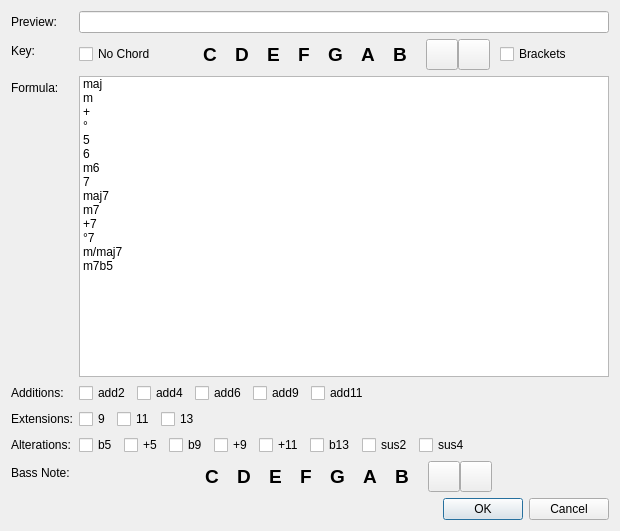
Qt form source/dialogs/chordnamedialog.ui (powertab/powertabeditor) before a commit.
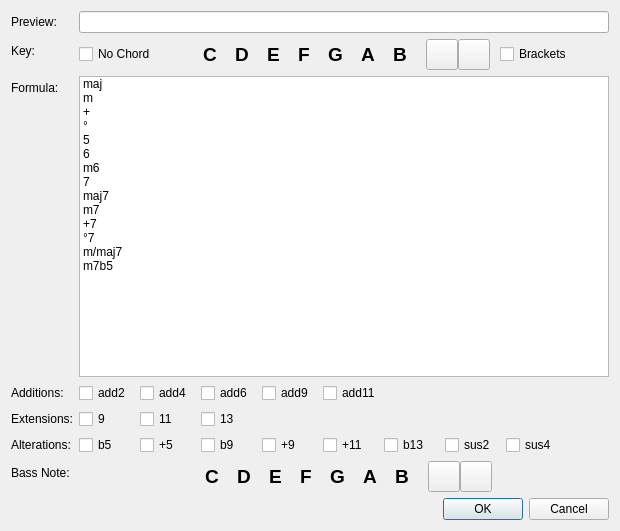
The same form after that commit. Icons and pictures are not drawn.

Commit message: Align the Additions, Extensions, and Alterations checkboxes in the chord name dialog.

Patch:
```diff
--- a/source/dialogs/chordnamedialog.ui
+++ b/source/dialogs/chordnamedialog.ui
@@ -414,6 +414,12 @@
       <layout class="QHBoxLayout" name="horizontalLayout_2">
        <item>
         <widget class="QCheckBox" name="add2CheckBox">
+         <property name="minimumSize">
+          <size>
+           <width>55</width>
+           <height>0</height>
+          </size>
+         </property>
          <property name="text">
           <string>add2</string>
          </property>
@@ -421,6 +427,12 @@
        </item>
        <item>
         <widget class="QCheckBox" name="add4CheckBox">
+         <property name="minimumSize">
+          <size>
+           <width>55</width>
+           <height>0</height>
+          </size>
+         </property>
          <property name="text">
           <string>add4</string>
          </property>
@@ -428,6 +440,12 @@
        </item>
        <item>
         <widget class="QCheckBox" name="add6CheckBox">
+         <property name="minimumSize">
+          <size>
+           <width>55</width>
+           <height>0</height>
+          </size>
+         </property>
          <property name="text">
           <string>add6</string>
          </property>
@@ -435,6 +453,12 @@
        </item>
        <item>
         <widget class="QCheckBox" name="add9CheckBox">
+         <property name="minimumSize">
+          <size>
+           <width>55</width>
+           <height>0</height>
+          </size>
+         </property>
          <property name="text">
           <string>add9</string>
          </property>
@@ -442,6 +466,12 @@
        </item>
        <item>
         <widget class="QCheckBox" name="add11CheckBox">
+         <property name="minimumSize">
+          <size>
+           <width>55</width>
+           <height>0</height>
+          </size>
+         </property>
          <property name="text">
           <string>add11</string>
          </property>
@@ -466,6 +496,12 @@
       <layout class="QHBoxLayout" name="horizontalLayout_3">
        <item>
         <widget class="QCheckBox" name="extend9CheckBox">
+         <property name="minimumSize">
+          <size>
+           <width>55</width>
+           <height>0</height>
+          </size>
+         </property>
          <property name="text">
           <string>9</string>
          </property>
@@ -473,6 +509,12 @@
        </item>
        <item>
         <widget class="QCheckBox" name="extend11CheckBox">
+         <property name="minimumSize">
+          <size>
+           <width>55</width>
+           <height>0</height>
+          </size>
+         </property>
          <property name="text">
           <string>11</string>
          </property>
@@ -480,6 +522,12 @@
        </item>
        <item>
         <widget class="QCheckBox" name="extend13CheckBox">
+         <property name="minimumSize">
+          <size>
+           <width>55</width>
+           <height>0</height>
+          </size>
+         </property>
          <property name="text">
           <string>13</string>
          </property>
@@ -504,6 +552,12 @@
       <layout class="QHBoxLayout" name="horizontalLayout_4">
        <item>
         <widget class="QCheckBox" name="flat5CheckBox">
+         <property name="minimumSize">
+          <size>
+           <width>55</width>
+           <height>0</height>
+          </size>
+         </property>
          <property name="text">
           <string>b5</string>
          </property>
@@ -511,6 +565,12 @@
        </item>
        <item>
         <widget class="QCheckBox" name="raised5CheckBox">
+         <property name="minimumSize">
+          <size>
+           <width>55</width>
+           <height>0</height>
+          </size>
+         </property>
          <property name="text">
           <string>+5</string>
          </property>
@@ -518,6 +578,12 @@
        </item>
        <item>
         <widget class="QCheckBox" name="flat9CheckBox">
+         <property name="minimumSize">
+          <size>
+           <width>55</width>
+           <height>0</height>
+          </size>
+         </property>
          <property name="text">
           <string>b9</string>
          </property>
@@ -525,6 +591,12 @@
        </item>
        <item>
         <widget class="QCheckBox" name="raised9CheckBox">
+         <property name="minimumSize">
+          <size>
+           <width>55</width>
+           <height>0</height>
+          </size>
+         </property>
          <property name="text">
           <string>+9</string>
          </property>
@@ -532,6 +604,12 @@
        </item>
        <item>
         <widget class="QCheckBox" name="raised11CheckBox">
+         <property name="minimumSize">
+          <size>
+           <width>55</width>
+           <height>0</height>
+          </size>
+         </property>
          <property name="text">
           <string>+11</string>
          </property>
@@ -539,6 +617,12 @@
        </item>
        <item>
         <widget class="QCheckBox" name="flat13CheckBox">
+         <property name="minimumSize">
+          <size>
+           <width>55</width>
+           <height>0</height>
+          </size>
+         </property>
          <property name="text">
           <string>b13</string>
          </property>
@@ -546,6 +630,12 @@
        </item>
        <item>
         <widget class="QCheckBox" name="sus2CheckBox">
+         <property name="minimumSize">
+          <size>
+           <width>55</width>
+           <height>0</height>
+          </size>
+         </property>
          <property name="text">
           <string>sus2</string>
          </property>
@@ -553,6 +643,12 @@
        </item>
        <item>
         <widget class="QCheckBox" name="sus4CheckBox">
+         <property name="minimumSize">
+          <size>
+           <width>55</width>
+           <height>0</height>
+          </size>
+         </property>
          <property name="text">
           <string>sus4</string>
          </property>
```
